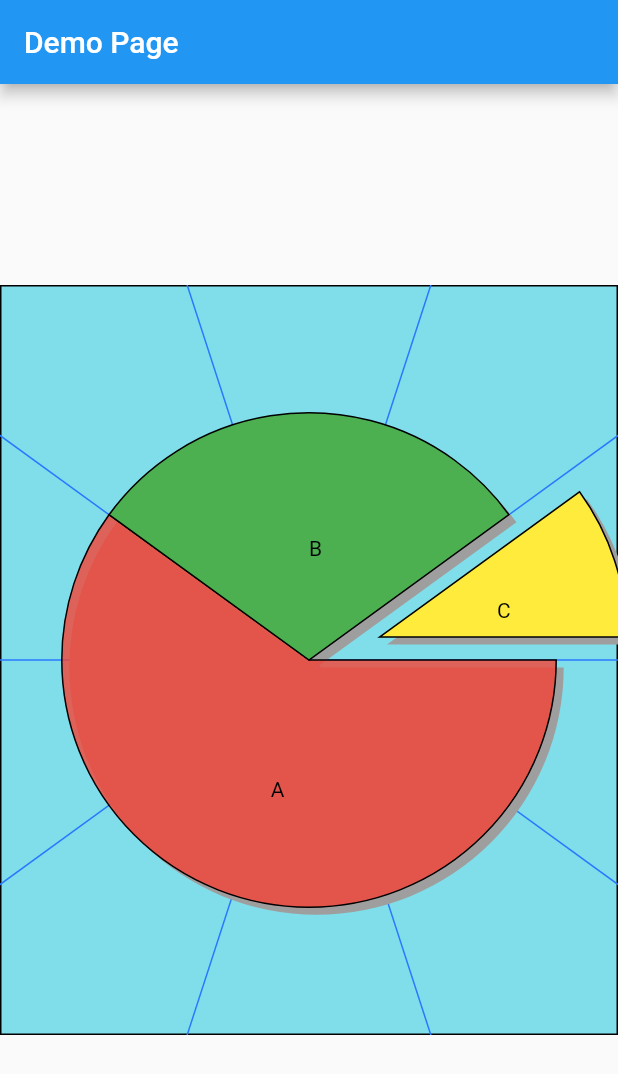
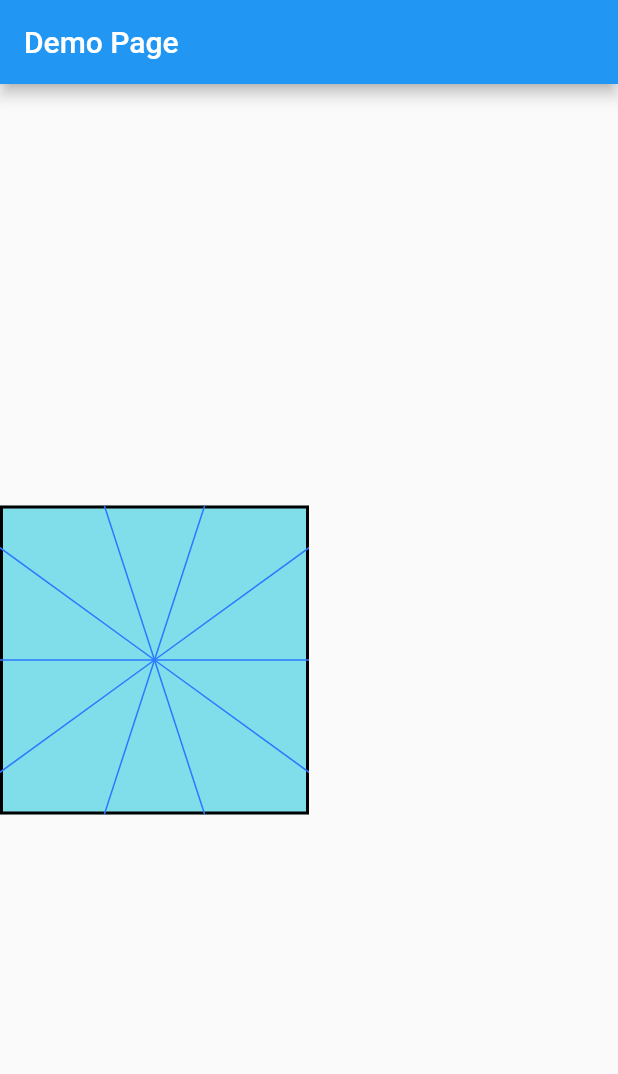
Before and after one commit to andreclinio/fliechart, a Flutter app: the screen it shows after launch, on a phone screen of 412 x 824 dp. Shown: the top 1074 px of the screen. Run offline on Flutter 3.47's test engine with Material 2 defaults, Android fonts, the phone set to English and light mode, and no system bars.

Commit message:
- redefinição de size -> sizeRatio e outras

```diff
--- a/lib/chart-descriptor-demo.dart
+++ b/lib/chart-descriptor-demo.dart
@@ -6,10 +6,10 @@
 
 class PieChartDemoDescriptor implements IPieChartDescriptor {
   @override
-  Color get bgColor => Colors.cyan.shade200;
+  Color get backgroundColor => Colors.cyan.shade200;
 
   @override
-  Color get fgColor => Colors.black;
+  Color get foregroundColor => Colors.black;
 
   @override
   double get radiusFactor => 0.8;
@@ -18,10 +18,10 @@
   Color get rayColor => Colors.blueAccent.shade400;
 
   @override
-  double get numRays => 10;
+  int get numberOfRays => 10;
 
   @override
-  List<ISliceDescriptor> get slices {
+  List<ISliceDescriptor> get sliceDescriptors {
     List<ISliceDescriptor> slices = [];
     final slice1 = SliceDescriptor(value: 60, label: "A", bgColor: Colors.red.withOpacity(0.8));
     final slice2 = SliceDescriptor(value: 30, label: "B", bgColor: Colors.green);
@@ -36,5 +36,14 @@
   Color get shadowColor => Colors.grey.withOpacity(0.5);
 
   @override
-  Size get size => Size(500, 500);
+  double get sizeRatio => 0.5;
+
+  @override
+  Color get gridColor => Colors.blueAccent.shade400;
+
+  @override
+  int get numberOfGrids => 10;
+
+  @override
+  Color get frameColor => Colors.black;
 }
--- a/lib/chart-widget.dart
+++ b/lib/chart-widget.dart
@@ -7,13 +7,17 @@
 
 class PieChart extends CustomPaint {
 
-  PieChart(IPieChartDescriptor descriptor) :
-  super(painter: PieChartPainter(descriptor), child: _buildContainer(descriptor));
+  PieChart(BuildContext context, IPieChartDescriptor descriptor) :
+  super(painter: PieChartPainter(descriptor), child: _buildContainer(context, descriptor));
 
-  static Container _buildContainer(IPieChartDescriptor descriptor) {
-    var size = descriptor.size;
-    if (size == null)  size = Size(400, 400);
-    return Container(width: size.width, height: size.height);
+  static Container _buildContainer(BuildContext context, IPieChartDescriptor descriptor) {
+    var sizeRatio = descriptor.sizeRatio;
+    if (sizeRatio == null || sizeRatio <= 0.01)  sizeRatio = 1.0;
+    sizeRatio = sizeRatio.abs();
+    final screenSize = MediaQuery.of(context).size;
+    final chartSize = screenSize.shortestSide * sizeRatio;
+
+    return Container(width: chartSize, height: chartSize);
 
   }
 }
--- a/lib/main.dart
+++ b/lib/main.dart
@@ -32,7 +32,7 @@
         mainAxisSize: MainAxisSize.max,
         mainAxisAlignment: MainAxisAlignment.center,
         crossAxisAlignment: CrossAxisAlignment.center,
-        children: [PieChart(PieChartDemoDescriptor())],
+        children: [PieChart(context, PieChartDemoDescriptor())],
         ),
       );
   }
```
Also changed, not shown: lib/chart-descriptor.dart (+62 -21 lines), lib/chart-painter.dart (+24 -10 lines), lib/slice-palletes.dart (added, +27 -0 lines), 9 other files.
